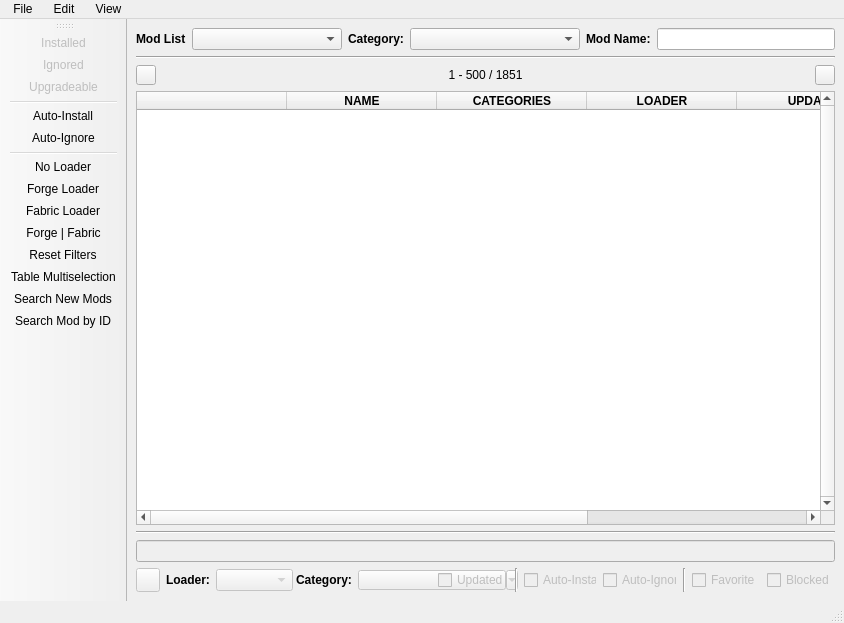
Before: the Qt Designer form pyqt_windows/main_window.ui in MelonRodante/ModList, drawn with Qt 5.
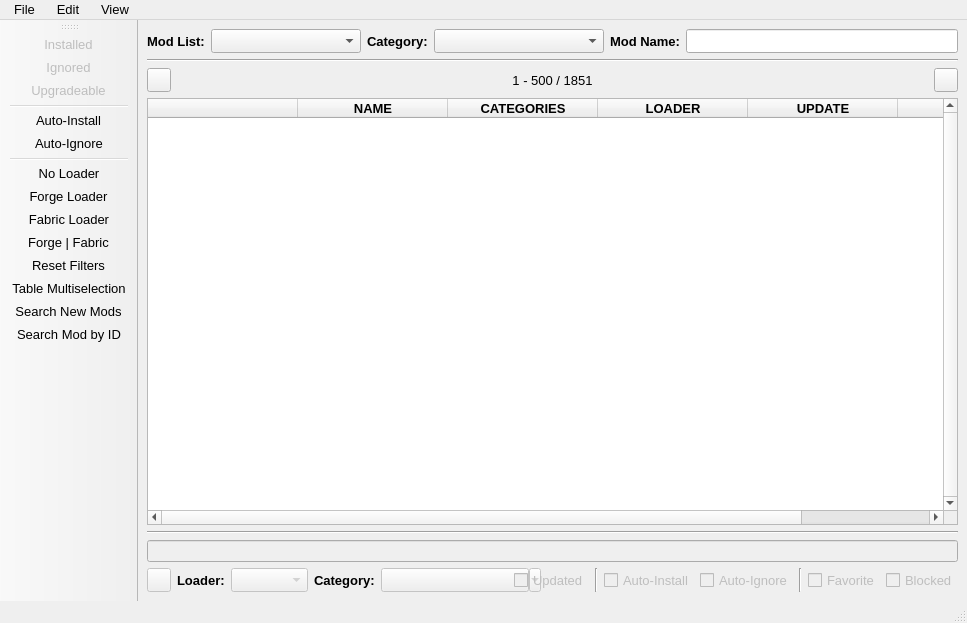
After: the same form once the commit is applied. Icons and pictures are not drawn.

What changed in the file:
```diff
--- a/pyqt_windows/main_window.ui
+++ b/pyqt_windows/main_window.ui
@@ -6,7 +6,7 @@
    <rect>
     <x>0</x>
     <y>0</y>
-    <width>844</width>
+    <width>967</width>
     <height>623</height>
    </rect>
   </property>
@@ -73,14 +73,27 @@
         </property>
         <item>
          <widget class="QLabel" name="lblModList">
+          <property name="minimumSize">
+           <size>
+            <width>0</width>
+            <height>24</height>
+           </size>
+          </property>
+          <property name="maximumSize">
+           <size>
+            <width>16777215</width>
+            <height>24</height>
+           </size>
+          </property>
           <property name="font">
            <font>
+            <pointsize>10</pointsize>
             <weight>75</weight>
             <bold>true</bold>
            </font>
           </property>
           <property name="text">
-           <string>Mod List</string>
+           <string>Mod List:</string>
           </property>
          </widget>
         </item>
@@ -89,9 +102,20 @@
           <property name="minimumSize">
            <size>
             <width>150</width>
-            <height>0</height>
+            <height>24</height>
            </size>
           </property>
+          <property name="maximumSize">
+           <size>
+            <width>16777215</width>
+            <height>24</height>
+           </size>
+          </property>
+          <property name="font">
+           <font>
+            <pointsize>10</pointsize>
+           </font>
+          </property>
           <property name="maxVisibleItems">
            <number>30</number>
           </property>
@@ -99,8 +123,21 @@
         </item>
         <item>
          <widget class="QLabel" name="lblCategory">
+          <property name="minimumSize">
+           <size>
+            <width>0</width>
+            <height>24</height>
+           </size>
+          </property>
+          <property name="maximumSize">
+           <size>
+            <width>16777215</width>
+            <height>24</height>
+           </size>
+          </property>
           <property name="font">
            <font>
+            <pointsize>10</pointsize>
             <weight>75</weight>
             <bold>true</bold>
            </font>
@@ -115,9 +152,20 @@
           <property name="minimumSize">
            <size>
             <width>170</width>
-            <height>0</height>
+            <height>24</height>
            </size>
           </property>
+          <property name="maximumSize">
+           <size>
+            <width>16777215</width>
+            <height>24</height>
+           </size>
+          </property>
+          <property name="font">
+           <font>
+            <pointsize>10</pointsize>
+           </font>
+          </property>
           <property name="styleSheet">
            <string notr="true"/>
           </property>
@@ -128,8 +176,21 @@
         </item>
         <item>
          <widget class="QLabel" name="lblName">
+          <property name="minimumSize">
+           <size>
+            <width>0</width>
+            <height>24</height>
+           </size>
+          </property>
+          <property name="maximumSize">
+           <size>
+            <width>16777215</width>
+            <height>24</height>
+           </size>
+          </property>
           <property name="font">
            <font>
+            <pointsize>10</pointsize>
             <weight>75</weight>
             <bold>true</bold>
            </font>
@@ -141,6 +202,23 @@
         </item>
         <item>
          <widget class="QLineEdit" name="editName">
+          <property name="minimumSize">
+           <size>
+            <width>0</width>
+            <height>24</height>
+           </size>
+          </property>
+          <property name="maximumSize">
+           <size>
+            <width>16777215</width>
+            <height>24</height>
+           </size>
+          </property>
+          <property name="font">
+           <font>
+            <pointsize>10</pointsize>
+           </font>
+          </property>
           <property name="styleSheet">
            <string notr="true"/>
           </property>
@@ -167,14 +245,14 @@
          <widget class="QPushButton" name="btnPageLeft">
           <property name="minimumSize">
            <size>
-            <width>16</width>
-            <height>16</height>
+            <width>24</width>
+            <height>24</height>
            </size>
           </property>
           <property name="maximumSize">
            <size>
-            <width>20</width>
-            <height>20</height>
+            <width>24</width>
+            <height>24</height>
            </size>
           </property>
           <property name="text">
@@ -187,8 +265,8 @@
           </property>
           <property name="iconSize">
            <size>
-            <width>12</width>
-            <height>12</height>
+            <width>16</width>
+            <height>16</height>
            </size>
           </property>
           <property name="shortcut">
@@ -198,6 +276,11 @@
         </item>
         <item>
          <widget class="QLabel" name="lblActualPages">
+          <property name="font">
+           <font>
+            <pointsize>10</pointsize>
+           </font>
+          </property>
           <property name="text">
            <string>1 - 500 / 1851</string>
           </property>
@@ -210,14 +293,14 @@
          <widget class="QPushButton" name="btnPageRight">
           <property name="minimumSize">
            <size>
-            <width>16</width>
-            <height>16</height>
+            <width>24</width>
+            <height>24</height>
            </size>
           </property>
           <property name="maximumSize">
            <size>
-            <width>20</width>
-            <height>20</height>
+            <width>24</width>
+            <height>24</height>
            </size>
           </property>
           <property name="text">
@@ -230,8 +313,8 @@
           </property>
           <property name="iconSize">
            <size>
-            <width>12</width>
-            <height>12</height>
+            <width>16</width>
+            <height>16</height>
            </size>
           </property>
           <property name="shortcut">
@@ -251,6 +334,7 @@
           <property name="font">
            <font>
             <family>MS Shell Dlg 2</family>
+            <pointsize>10</pointsize>
            </font>
           </property>
           <property name="autoFillBackground">
@@ -309,6 +393,7 @@
            </property>
            <property name="font">
             <font>
+             <pointsize>10</pointsize>
              <weight>75</weight>
              <bold>true</bold>
             </font>
@@ -320,6 +405,7 @@
            </property>
            <property name="font">
             <font>
+             <pointsize>10</pointsize>
              <weight>75</weight>
              <bold>true</bold>
             </font>
@@ -331,6 +417,7 @@
            </property>
            <property name="font">
             <font>
+             <pointsize>10</pointsize>
              <weight>75</weight>
              <bold>true</bold>
             </font>
@@ -342,6 +429,7 @@
            </property>
            <property name="font">
             <font>
+             <pointsize>10</pointsize>
              <weight>75</weight>
              <bold>true</bold>
             </font>
@@ -410,8 +498,21 @@
         </item>
         <item>
          <widget class="QLabel" name="lblLoaderConfig">
+          <property name="minimumSize">
+           <size>
+            <width>0</width>
+            <height>24</height>
+           </size>
+          </property>
+          <property name="maximumSize">
+           <size>
+            <width>16777215</width>
+            <height>24</height>
+           </size>
+          </property>
           <property name="font">
            <font>
+            <pointsize>10</pointsize>
             <weight>75</weight>
             <bold>true</bold>
            </font>
@@ -429,9 +530,20 @@
           <property name="minimumSize">
            <size>
             <width>77</width>
-            <height>0</height>
+            <height>24</height>
            </size>
           </property>
+          <property name="maximumSize">
+           <size>
+            <width>16777215</width>
+            <height>24</height>
+           </size>
+          </property>
+          <property name="font">
+           <font>
+            <pointsize>10</pointsize>
+           </font>
+          </property>
           <item>
            <property name="text">
             <string/>
@@ -461,8 +573,21 @@
         </item>
         <item>
          <widget class="QLabel" name="lblCategoryConfig">
+          <property name="minimumSize">
+           <size>
+            <width>0</width>
+            <height>24</height>
+           </size>
+          </property>
+          <property name="maximumSize">
+           <size>
+            <width>16777215</width>
+            <height>24</height>
+           </size>
+          </property>
           <property name="font">
            <font>
+            <pointsize>10</pointsize>
             <weight>75</weight>
             <bold>true</bold>
            </font>
@@ -480,15 +605,20 @@
           <property name="minimumSize">
            <size>
             <width>160</width>
-            <height>20</height>
+            <height>24</height>
            </size>
           </property>
           <property name="maximumSize">
            <size>
             <width>160</width>
-            <height>20</height>
+            <height>24</height>
            </size>
           </property>
+          <property name="font">
+           <font>
+            <pointsize>10</pointsize>
+           </font>
+          </property>
           <property name="text">
            <string/>
           </property>
@@ -514,6 +644,23 @@
           <property name="enabled">
            <bool>false</bool>
           </property>
+          <property name="minimumSize">
+           <size>
+            <width>0</width>
+            <height>24</height>
+           </size>
+          </property>
+          <property name="maximumSize">
+           <size>
+            <width>16777215</width>
+            <height>24</height>
+           </size>
+          </property>
+          <property name="font">
+           <font>
+            <pointsize>10</pointsize>
+           </font>
+          </property>
           <property name="text">
            <string>Updated</string>
           </property>
@@ -540,15 +687,20 @@
           <property name="minimumSize">
            <size>
             <width>0</width>
-            <height>0</height>
+            <height>24</height>
            </size>
           </property>
           <property name="maximumSize">
            <size>
             <width>16777215</width>
-            <height>16777215</height>
+            <height>24</height>
            </size>
           </property>
+          <property name="font">
+           <font>
+            <pointsize>10</pointsize>
+           </font>
+          </property>
           <property name="text">
            <string>Auto-Install</string>
           </property>
@@ -565,15 +717,20 @@
           <property name="minimumSize">
            <size>
             <width>0</width>
-            <height>0</height>
+            <height>24</height>
            </size>
           </property>
           <property name="maximumSize">
            <size>
             <width>16777215</width>
-            <height>16777215</height>
+            <height>24</height>
            </size>
           </property>
+          <property name="font">
+           <font>
+            <pointsize>10</pointsize>
+           </font>
+          </property>
           <property name="text">
            <string>Auto-Ignore</string>
           </property>
@@ -594,6 +751,23 @@
           <property name="enabled">
            <bool>false</bool>
           </property>
+          <property name="minimumSize">
+           <size>
+            <width>0</width>
+            <height>24</height>
+           </size>
+          </property>
+          <property name="maximumSize">
+           <size>
+            <width>16777215</width>
+            <height>24</height>
+           </size>
+          </property>
+          <property name="font">
+           <font>
+            <pointsize>10</pointsize>
+           </font>
+          </property>
           <property name="text">
            <string>Favorite</string>
           </property>
@@ -607,6 +781,23 @@
           <property name="enabled">
            <bool>false</bool>
           </property>
+          <property name="minimumSize">
+           <size>
+            <width>0</width>
+            <height>24</height>
+           </size>
+          </property>
+          <property name="maximumSize">
+           <size>
+            <width>16777215</width>
+            <height>24</height>
+           </size>
+          </property>
+          <property name="font">
+           <font>
+            <pointsize>10</pointsize>
+           </font>
+          </property>
           <property name="text">
            <string>Blocked</string>
           </property>
@@ -642,10 +833,15 @@
     <rect>
      <x>0</x>
      <y>0</y>
-     <width>844</width>
-     <height>21</height>
+     <width>967</width>
+     <height>23</height>
     </rect>
    </property>
+   <property name="font">
+    <font>
+     <pointsize>10</pointsize>
+    </font>
+   </property>
    <widget class="QMenu" name="menuFile">
     <property name="minimumSize">
      <size>
@@ -659,6 +855,11 @@
       <height>16777215</height>
      </size>
     </property>
+    <property name="font">
+     <font>
+      <pointsize>10</pointsize>
+     </font>
+    </property>
     <property name="title">
      <string> File </string>
     </property>
@@ -684,6 +885,11 @@
       <height>16777215</height>
      </size>
     </property>
+    <property name="font">
+     <font>
+      <pointsize>10</pointsize>
+     </font>
+    </property>
     <property name="title">
      <string> View </string>
     </property>
@@ -714,6 +920,11 @@
       <height>16777215</height>
      </size>
     </property>
+    <property name="font">
+     <font>
+      <pointsize>10</pointsize>
+     </font>
+    </property>
     <property name="title">
      <string> Edit </string>
     </property>
@@ -729,6 +940,11 @@
    </property>
   </widget>
   <widget class="QToolBar" name="toolBar">
+   <property name="font">
+    <font>
+     <pointsize>10</pointsize>
+    </font>
+   </property>
    <property name="contextMenuPolicy">
     <enum>Qt::NoContextMenu</enum>
    </property>
@@ -803,6 +1019,11 @@
    <property name="text">
     <string>Installed</string>
    </property>
+   <property name="font">
+    <font>
+     <pointsize>10</pointsize>
+    </font>
+   </property>
    <property name="shortcut">
     <string>Ctrl+1</string>
    </property>
@@ -821,6 +1042,11 @@
    <property name="text">
     <string>Ignored</string>
    </property>
+   <property name="font">
+    <font>
+     <pointsize>10</pointsize>
+    </font>
+   </property>
    <property name="shortcut">
     <string>Ctrl+2</string>
    </property>
@@ -842,6 +1068,11 @@
    <property name="text">
     <string>Upgradeable</string>
    </property>
+   <property name="font">
+    <font>
+     <pointsize>10</pointsize>
+    </font>
+   </property>
    <property name="shortcut">
     <string>Ctrl+3</string>
    </property>
@@ -854,6 +1085,11 @@
    <property name="text">
     <string>Search New Mods</string>
    </property>
+   <property name="font">
+    <font>
+     <pointsize>10</pointsize>
+    </font>
+   </property>
    <property name="shortcut">
     <string>Ctrl+R</string>
    </property>
@@ -874,6 +1110,11 @@
    <property name="text">
     <string>Table Multiselection</string>
    </property>
+   <property name="font">
+    <font>
+     <pointsize>10</pointsize>
+    </font>
+   </property>
    <property name="shortcut">
     <string>Ctrl+A</string>
    </property>
@@ -892,6 +1133,11 @@
    <property name="text">
     <string>Forge Loader</string>
    </property>
+   <property name="font">
+    <font>
+     <pointsize>10</pointsize>
+    </font>
+   </property>
    <property name="shortcut">
     <string>Ctrl+7</string>
    </property>
@@ -910,6 +1156,11 @@
    <property name="text">
     <string>Fabric Loader</string>
    </property>
+   <property name="font">
+    <font>
+     <pointsize>10</pointsize>
+    </font>
+   </property>
    <property name="shortcut">
     <string>Ctrl+8</string>
    </property>
@@ -928,6 +1179,11 @@
    <property name="text">
     <string>Forge | Fabric</string>
    </property>
+   <property name="font">
+    <font>
+     <pointsize>10</pointsize>
+    </font>
+   </property>
    <property name="shortcut">
     <string>Ctrl+9</string>
    </property>
@@ -949,6 +1205,11 @@
    <property name="text">
     <string>No Loader</string>
    </property>
+   <property name="font">
+    <font>
+     <pointsize>10</pointsize>
+    </font>
+   </property>
    <property name="shortcut">
     <string>Ctrl+6</string>
    </property>
@@ -969,6 +1230,11 @@
    <property name="text">
     <string>Search Mod by ID</string>
    </property>
+   <property name="font">
+    <font>
+     <pointsize>10</pointsize>
+    </font>
+   </property>
    <property name="shortcut">
     <string>Ctrl+T</string>
    </property>
@@ -984,6 +1250,11 @@
    <property name="text">
     <string>Auto-Install</string>
    </property>
+   <property name="font">
+    <font>
+     <pointsize>10</pointsize>
+    </font>
+   </property>
    <property name="shortcut">
     <string>Ctrl+4</string>
    </property>
@@ -999,6 +1270,11 @@
    <property name="text">
     <string>Auto-Ignore</string>
    </property>
+   <property name="font">
+    <font>
+     <pointsize>10</pointsize>
+    </font>
+   </property>
    <property name="shortcut">
     <string>Ctrl+5</string>
    </property>
@@ -1019,6 +1295,11 @@
    <property name="text">
     <string>Reset Filters</string>
    </property>
+   <property name="font">
+    <font>
+     <pointsize>10</pointsize>
+    </font>
+   </property>
    <property name="shortcut">
     <string>Ctrl+0</string>
    </property>
```
Left out of the diff: 20 changed lines with no effect on the pictures.
